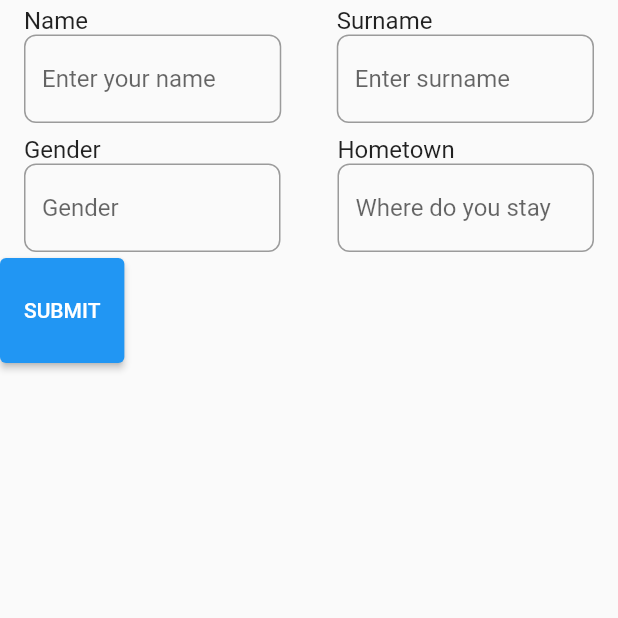
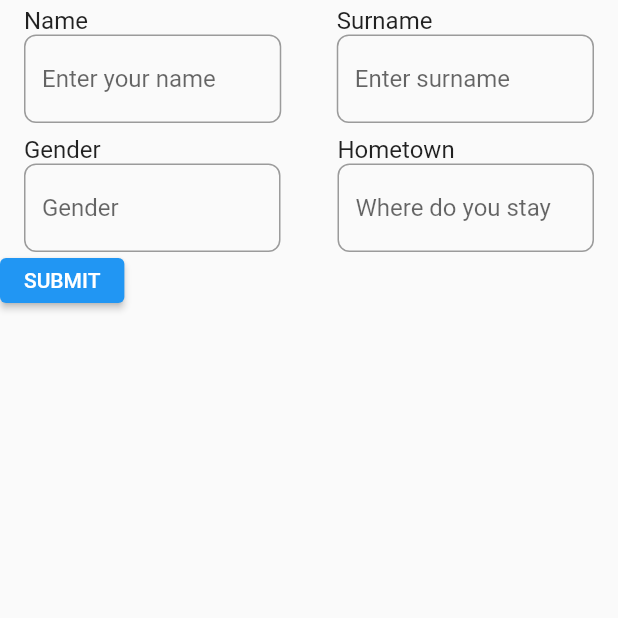
Before and after one commit to mostdesired/Katlego-, a Flutter app: the screen it shows after launch, on a phone screen of 412 x 824 dp, the top half of it. Run offline on Flutter 3.47's test engine with Material 2 defaults, Android fonts, the phone set to English and light mode, and no system bars.

```diff
--- a/lib/main.dart
+++ b/lib/main.dart
@@ -80,7 +80,7 @@ class MyApp extends StatelessWidget {
             Row(
               children: [
                 Container(
-                  height: 70,
+                  height: 30,
                   //padding: const EdgeInsets.fromLTRB(left, top, right, bottom)(10, 0, 10, 0),
                   child: ElevatedButton(
                       child: const Text('SUBMIT'),
@@ -88,6 +88,7 @@ class MyApp extends StatelessWidget {
                         //print(nameController.text);
                         //print(passwordController.text);
                       }),
+                  alignment: Alignment.center,
                 ),
               ],
             ),
--- a/pubspec.yaml
+++ b/pubspec.yaml
@@ -21,7 +21,7 @@ dependencies:
   flutter:
     sdk: flutter
   cupertino_icons: ^0.1.2
-  #cloud_firestore: ^0.12.7
+  cloud_firestore: ^0.12.7
   #firebase_auth: ^0.11.1+7
 
 dev_dependencies:
```
Also changed, not shown: 1 other file.
